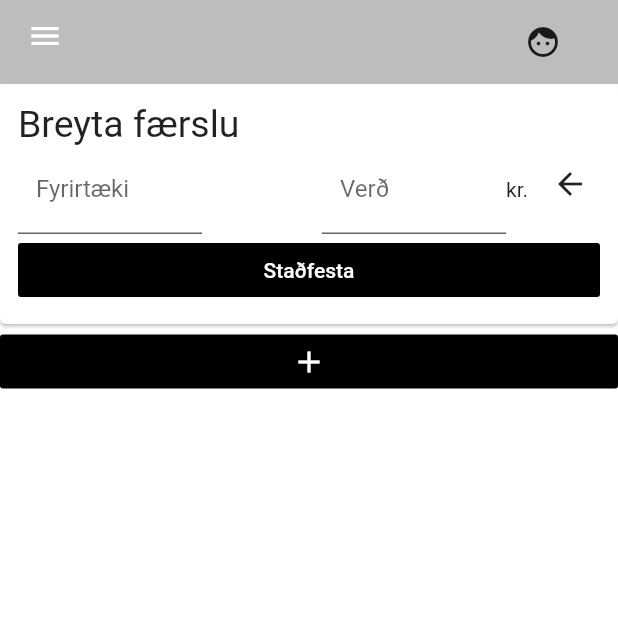
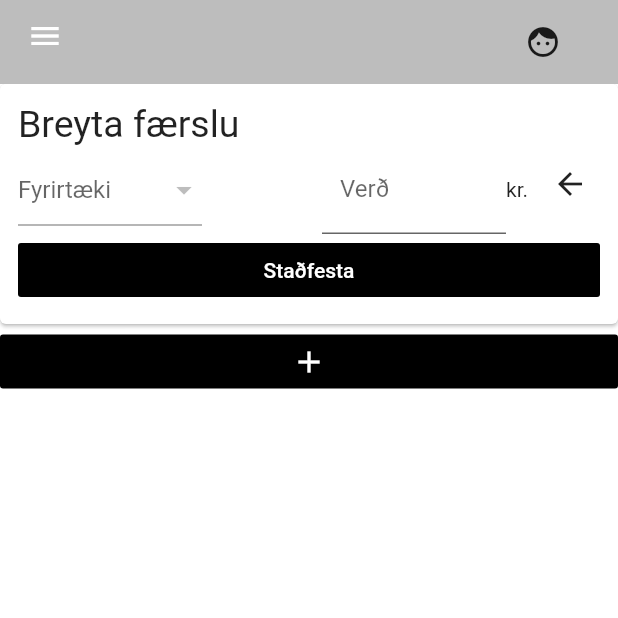
Before and after one commit to Stefant17/Koli, a Flutter app: the Overview screen opened by its route, after a tap on the "add" icon, after a tap on "Staðfesta", after a tap on the "mode edit" icon, on a phone screen of 412 x 824 dp, the top half of it. Run offline on Flutter 3.47's test engine with Material 2 defaults, Android fonts, the phone set to English and light mode, and no system bars; our stand-ins replace cloud_firestore, firebase_auth; accounts and stored records are empty; network calls fail.

```diff
--- a/lib/models/company.dart
+++ b/lib/models/company.dart
@@ -0,0 +1,8 @@
+class Company {
+  String companyID;
+  String mccID;
+  String name;
+  String region;
+
+  Company({ this.companyID, this.mccID, this.name, this.region });
+}
--- a/lib/screens/home/home.dart
+++ b/lib/screens/home/home.dart
@@ -6,6 +6,7 @@ import 'package:koli/models/user_profile.dart';
 import 'package:koli/services/authService.dart';
 import 'package:koli/services/dataService.dart';
 import 'package:provider/provider.dart';
+import 'package:koli/shared/appbar.dart';
 
 class Home extends StatefulWidget {
   @override
@@ -30,47 +31,9 @@ class _HomeState extends State<Home> {
       builder: (context, snapshot) {
         if(snapshot.hasData) {
           UserProfile userData = snapshot.data;
-
           return Scaffold(
             backgroundColor: Colors.white,
-            appBar: AppBar(
-              //title: Text('Koli'),
-              //centerTitle: true,
-              backgroundColor: Colors.grey[400],
-              elevation: 0.0,
-              automaticallyImplyLeading: false,
-
-              // Dropdown list, user profile
-              actions: <Widget>[
-                Container(
-                  margin: EdgeInsets.fromLTRB(0.0, 0.0, 270.0, 0.0),
-                  alignment: Alignment.topLeft,
-                  child: PopupMenuButton(
-                    onSelected: (String choice) {
-                      Navigator.pushNamed(context, '/' + choice);
-                    },
-
-                    icon: Icon(Icons.menu),
-                    itemBuilder: (BuildContext context) {
-                      return constants.menuList.map((String item) {
-                        return PopupMenuItem<String> (
-                          value: item,
-                          child: Text('$item'),
-                        );
-                      }).toList();
-                    },
-                  ),
-                ),
-
-                FlatButton.icon(
-                  icon: Icon(Icons.face),
-                  label: Text(''),
-                  onPressed: () {
-
-                  },
-                ),
-              ],
-            ),
+            appBar: appBar(context),
 
             body: Container(
               alignment: Alignment.center,
--- a/lib/screens/overview/overview.dart
+++ b/lib/screens/overview/overview.dart
@@ -1,9 +1,11 @@
 import 'package:flutter/material.dart';
 import 'package:koli/constants/constants.dart';
+import 'package:koli/models/company.dart';
 import 'package:koli/models/date.dart';
 import 'package:koli/models/transaction.dart';
 import 'package:koli/models/user.dart';
 import 'package:koli/services/dataService.dart';
+import 'package:koli/shared/appbar.dart';
 import 'package:koli/views/transaction_view.dart';
 import 'package:provider/provider.dart';
 
@@ -20,14 +22,13 @@ class _OverviewState extends State<Overview> {
   var constants = Constants();
   bool createTransaction = false;
 
-  int newAmount = 0;
   String newCompany = '';
   String newDate = Date(DateTime.now()).getCurrentDate();
   String newMcc = '';
   String newRegion = '';
+  int newAmount = 0;
 
   void editTransaction(UserTransaction trans, String transID, String uid) {
-    print(trans.transID);
     DatabaseService(uid: uid).editUserTransaction(trans, transID);
   }
 
@@ -48,8 +49,6 @@ class _OverviewState extends State<Overview> {
       setState(() {
         newDate = Date(picked).getCurrentDate();
       });
-
-      print(newDate);
     }
   }
 
@@ -60,51 +59,12 @@ class _OverviewState extends State<Overview> {
     return StreamBuilder<List<UserTransaction>>(
       stream: DatabaseService(uid: user.uid).userTransactions,
       builder: (context, snapshot) {
-        print(snapshot);
         if(snapshot.hasData) {
           List<UserTransaction> userTransactions = snapshot.data;
 
           return Scaffold(
             backgroundColor: Colors.white,
-              appBar: AppBar(
-                // title: Text('Koli'),
-                // centerTitle: true,
-                backgroundColor: Colors.grey[400],
-                elevation: 0.0,
-                automaticallyImplyLeading: false,
-
-                // Dropdown list, user profile
-                actions: <Widget>[
-                  Container(
-                    margin: EdgeInsets.fromLTRB(0.0, 0.0, 270.0, 0.0),
-                    alignment: Alignment.topLeft,
-                    child: PopupMenuButton(
-                      onSelected: (String choice) {
-                        Navigator.pushNamed(context, '/' + choice);
-                      },
-
-                      icon: Icon(Icons.menu),
-                      itemBuilder: (BuildContext context) {
-                        return constants.menuList.map((String item) {
-                          return PopupMenuItem<String> (
-                            value: item,
-                            child: Text('$item'),
-                          );
-                        }).toList();
-                      },
-                    ),
-                  ),
-
-                  FlatButton.icon(
-                    icon: Icon(Icons.face),
-                    label: Text(''),
-                    onPressed: () {
-
-                    },
-                  ),
-                ],
-              ), //AppBar
-
+            appBar: appBar(context),
             body: ListView(
               shrinkWrap: true,
               children: <Widget>[
@@ -119,14 +79,20 @@ class _OverviewState extends State<Overview> {
                     ),
 
                     createTransaction ?
-                    Card(
+                    StreamBuilder<List<Company>>(
+                      stream: DatabaseService().companies,
+                      builder: (context, snapshot) {
+                        if(snapshot.hasData) {
+                          List<Company> companies = snapshot.data;
+                          return Card(
                             margin: EdgeInsets.fromLTRB(0.0, 0.0, 0.0, 1.0),
                             child: Padding(
                               padding: const EdgeInsets.all(12.0),
                               child: Form(
                                 key: _formKey,
                                 child: Column(
-                              crossAxisAlignment: CrossAxisAlignment.stretch,
+                                    crossAxisAlignment: CrossAxisAlignment
+                                        .stretch,
                                     children: <Widget>[
                                       Text(
                                           'Ný færsla',
@@ -139,17 +105,23 @@ class _OverviewState extends State<Overview> {
                                       Row(
                                         children: <Widget>[
                                           Expanded(
-                                      child: TextFormField(
-                                        validator: (val) => val.isEmpty ? 'Vinsamlegast veldu fyrirtæki' : null,
-                                        decoration: InputDecoration(
-                                          labelText: 'Fyrirtæki',
-                                          fillColor: Colors.white,
-                                          filled: true,
-                                        ),
+                                            child: DropdownButtonFormField<
+                                                Company>(
+                                              hint: Text('Fyrirtæki'),
+                                              //value: newStore,
+                                              items: companies.map((com) {
+                                                return DropdownMenuItem<
+                                                    Company>(
+                                                  value: com,
+                                                  child: Text('${com.name}'),
+                                                );
+                                              }).toList(),
 
                                               onChanged: (val) {
                                                 setState(() {
-                                            newCompany = val;
+                                                  newCompany = val.name;
+                                                  newMcc = val.mccID;
+                                                  newRegion = val.region;
                                                 });
                                               },
                                             ),
@@ -159,7 +131,10 @@ class _OverviewState extends State<Overview> {
 
                                           Expanded(
                                             child: TextFormField(
-                                        validator: (val) => val.isEmpty ? 'Vinsamlegast sláðu inn verð' : null,
+                                              validator: (val) =>
+                                              val.isEmpty
+                                                  ? 'Vinsamlegast sláðu inn verð'
+                                                  : null,
                                               decoration: InputDecoration(
                                                 labelText: 'Verð',
                                                 fillColor: Colors.white,
@@ -206,7 +181,7 @@ class _OverviewState extends State<Overview> {
                                         color: Colors.black,
                                         child: Text(
                                           'Staðfesta',
-                                    style:TextStyle(color: Colors.white),
+                                          style: TextStyle(color: Colors.white),
                                         ),
                                         onPressed: () async {
                                           var newTrans = UserTransaction(
@@ -216,9 +191,11 @@ class _OverviewState extends State<Overview> {
                                             mcc: newMcc,
                                             region: newRegion,
                                           );
-                                    createNewTransaction(newTrans, user.uid);
+                                          createNewTransaction(
+                                              newTrans, user.uid);
                                           createTransaction = false;
-                                    newDate = Date(DateTime.now()).getCurrentDate();
+                                          newDate = Date(DateTime.now())
+                                              .getCurrentDate();
                                         },
                                       ),
 
@@ -227,6 +204,11 @@ class _OverviewState extends State<Overview> {
                               ),
 
                             ),
+                          );
+                        } else {
+                          return Scaffold();
+                        }
+                      }
                     )
                     :
                     Column(
--- a/lib/services/dataService.dart
+++ b/lib/services/dataService.dart
@@ -1,13 +1,17 @@
 import 'package:cloud_firestore/cloud_firestore.dart';
+import 'package:koli/models/company.dart';
 import 'package:koli/models/user_profile.dart';
 import 'package:koli/models/transaction.dart';
 
 class DatabaseService {
   //final CollectionReference transactionCollection = Firestore.instance.collection('Trans');
   final CollectionReference userCollection = Firestore.instance.collection('Users');
+  final CollectionReference companyCollection = Firestore.instance.collection('Companies');
   final String uid;
 
+
   DatabaseService({ this.uid });
+
 
   Future initializeUserProfile() async {
     return await userCollection.document(uid).setData({
@@ -17,6 +21,7 @@ class DatabaseService {
     });
   }
 
+
   Future updateUserProfile(String firstName, String lastName, int age) async {
     return await userCollection.document(uid).setData({
       'FirstName': firstName,
@@ -24,6 +29,7 @@ class DatabaseService {
       'Age': age,
     });
   }
+
 
   Future createUserTransaction(UserTransaction trans) async {
     return await userCollection.document(uid).collection('Trans').document().setData({
@@ -35,6 +41,7 @@ class DatabaseService {
     });
   }
 
+
   void editUserTransaction(UserTransaction editedTrans, String transID) async {
     return await userCollection.document(uid).collection('Trans').document(transID).updateData({
       'Amount': editedTrans.amount,
@@ -44,6 +51,7 @@ class DatabaseService {
       'Region': editedTrans.region,
     });
   }
+
 
   // Converts our date format to a format which can be handled by DateTime
   String convertToDateTimeFormat(String date) {
@@ -60,8 +68,9 @@ class DatabaseService {
     return splitDate[2] + '-' + splitDate[1] + '-' + splitDate[0] + ' 00:00:00.00';
   }
 
+
   List<UserTransaction> _userTransactionsFromSnapshot(QuerySnapshot snapshot) {
-    var list = snapshot.documents.map((doc) {
+    List<UserTransaction> transList = snapshot.documents.map((doc) {
       return UserTransaction(
         transID: doc.documentID,
         amount: doc.data['Amount'],
@@ -72,14 +81,15 @@ class DatabaseService {
       );
     }).toList();
 
-    list.sort((a, b) {
+    transList.sort((a, b) {
       String aDate = convertToDateTimeFormat(a.date);
       String bDate = convertToDateTimeFormat(b.date);
 
       return DateTime.parse(bDate).compareTo(DateTime.parse(aDate));
     });
-    return list;
+    return transList;
   }
+
 
   // TODO: filter by month, day, week
   Stream<List<UserTransaction>> get userTransactions {
@@ -87,6 +97,7 @@ class DatabaseService {
     return transactionCollection.snapshots()
       .map(_userTransactionsFromSnapshot);
   }
+
 
   UserProfile _userDataFromSnapshot(DocumentSnapshot snapshot) {
     return UserProfile(
@@ -97,9 +108,28 @@ class DatabaseService {
     );
   }
 
+
   // Get user doc stream
   Stream<UserProfile> get userProfile {
     return userCollection.document(uid).snapshots()
         .map(_userDataFromSnapshot);
   }
+
+  List<Company> _companiesFromSnapshot(QuerySnapshot snapshot) {
+    List<Company> companyList = snapshot.documents.map((doc) {
+      return Company(
+        companyID: doc.documentID,
+        mccID: doc.data['MCC'],
+        name: doc.data['Name'],
+        region: doc.data['Region'],
+      );
+    }).toList();
+
+    return companyList;
+  }
+
+  Stream<List<Company>> get companies {
+    return companyCollection.snapshots()
+      .map(_companiesFromSnapshot);
+  }
 }
--- a/lib/shared/appbar.dart
+++ b/lib/shared/appbar.dart
@@ -0,0 +1,45 @@
+import 'package:flutter/material.dart';
+import 'package:koli/constants/constants.dart';
+
+var constants = Constants();
+
+Widget appBar (var context){
+    return AppBar(
+      // title: Text('Koli'),
+      // centerTitle: true,
+      backgroundColor: Colors.grey[400],
+      elevation: 0.0,
+      automaticallyImplyLeading: false,
+
+      // Dropdown list, user profile
+      actions: <Widget>[
+        Container(
+          margin: EdgeInsets.fromLTRB(0.0, 0.0, 270.0, 0.0),
+          alignment: Alignment.topLeft,
+          child: PopupMenuButton(
+            onSelected: (String choice) {
+              Navigator.pushNamed(context, '/' + choice);
+            },
+
+            icon: Icon(Icons.menu),
+            itemBuilder: (BuildContext context) {
+              return constants.menuList.map((String item) {
+                return PopupMenuItem<String>(
+                  value: item,
+                  child: Text('$item'),
+                );
+              }).toList();
+            },
+          ),
+        ),
+
+        FlatButton.icon(
+          icon: Icon(Icons.face),
+          label: Text(''),
+          onPressed: () {
+
+          },
+        ),
+      ],
+    ); //AppBar
+}
--- a/lib/views/transaction_view.dart
+++ b/lib/views/transaction_view.dart
@@ -1,5 +1,7 @@
 import 'package:flutter/material.dart';
+import 'package:koli/models/company.dart';
 import 'package:koli/models/transaction.dart';
+import 'package:koli/services/dataService.dart';
 
 class TransactionView extends StatefulWidget {
   final UserTransaction userTransaction;
@@ -16,6 +18,8 @@ class _TransactionViewState extends State<TransactionView> {
 
   bool editTrans = false;
   String newStore = ''; //widget.userTransaction.company;
+  String newMCC = '';
+  String newRegion = '';
   int newAmount = 0;
 
   @override
@@ -84,6 +88,12 @@ class _TransactionViewState extends State<TransactionView> {
           )
       );
     } else {
+      return StreamBuilder<List<Company>>(
+        stream: DatabaseService().companies,
+        builder: (context, snapshot) {
+          if(snapshot.hasData) {
+            List<Company> companies = snapshot.data;
+
             return Card(
               margin: EdgeInsets.fromLTRB(0.0, 0.0, 0.0, 1.0),
               child: Padding(
@@ -104,17 +114,21 @@ class _TransactionViewState extends State<TransactionView> {
                       Row(
                         children: <Widget>[
                           Expanded(
-                      child: TextFormField(
-                        decoration: InputDecoration(
-                          hintText: widget.userTransaction.company,
-                          labelText: 'Fyrirtæki',
-                          fillColor: Colors.white,
-                          filled: true,
-                        ),
+                            child: DropdownButtonFormField<Company>(
+                              hint: Text('Fyrirtæki'),
+                              //value: newStore,
+                              items: companies.map((com) {
+                                return DropdownMenuItem<Company>(
+                                  value: com,
+                                  child: Text('${com.name}'),
+                                );
+                              }).toList(),
 
                               onChanged: (val) {
                                 setState(() {
-                            newStore = val;
+                                  newStore = val.name;
+                                  newMCC = val.mccID;
+                                  newRegion = val.region;
                                 });
                               },
                             ),
@@ -160,29 +174,35 @@ class _TransactionViewState extends State<TransactionView> {
                           color: Colors.black,
                           child: Text(
                             'Staðfesta',
-                      style:TextStyle(color: Colors.white),
+                            style: TextStyle(color: Colors.white),
                           ),
                           onPressed: () async {
                             UserTransaction updatedTrans = widget.userTransaction;
-                      if(newAmount == null || newAmount == 0) {
+                            if (newAmount == null || newAmount == 0) {
                               newAmount = updatedTrans.amount;
                             }
 
                             updatedTrans.company = newStore;
                             updatedTrans.amount = newAmount;
+                            updatedTrans.mcc = newMCC;
+                            updatedTrans.region = newRegion;
 
                             widget.editTransaction(updatedTrans, widget.userTransaction.transID, widget.uid);
                             editTrans = false;
                           },
                         ),
                       ),
-
                       //SizedBox(height: 8.0),
                     ],
                   ),
                 ),
               ),
             );
+          } else {
+            return Card();
+          }
+        }
+      );
     }
   }
 }
```
Lines whose indentation alone changed are shown as unchanged.
